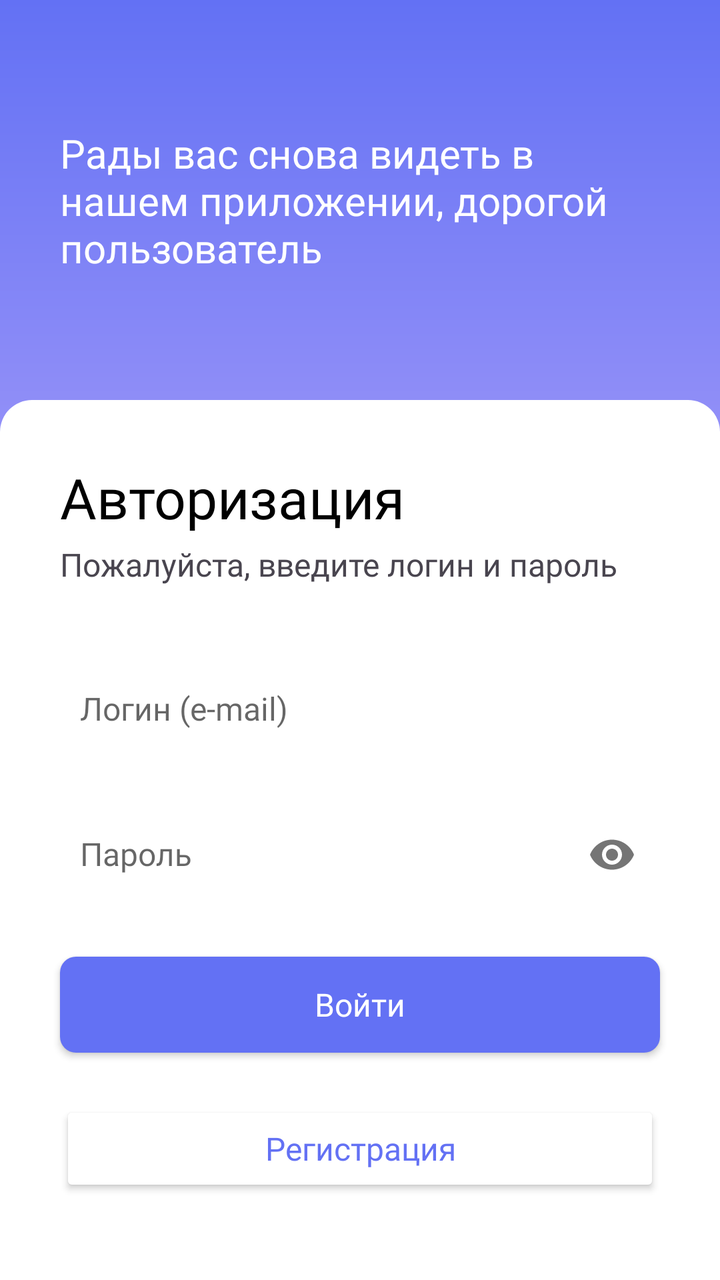
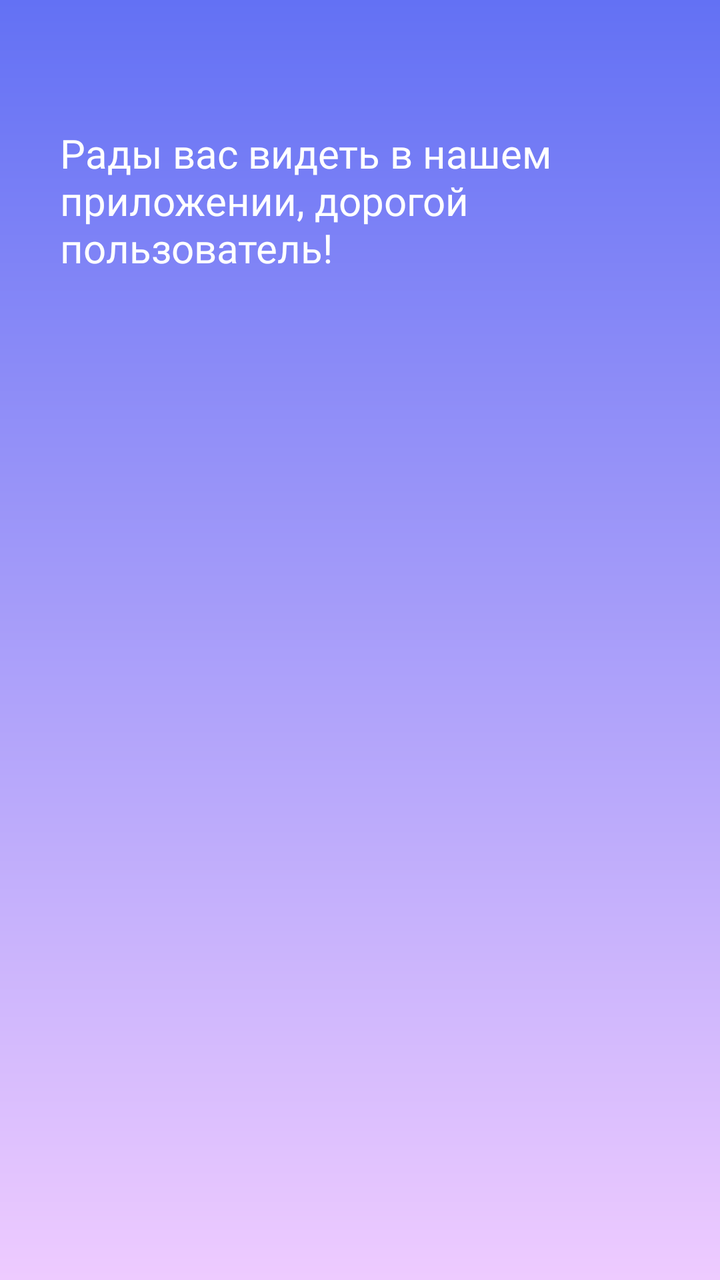

An Android layout rendered at two revisions. The XML below is the earlier revision; the diff shows what the commit changed to produce the second picture.
<!-- AndroidManifest.xml: application theme Theme.Usmeshka_Groovy -->
<!-- res/layout/authorisation_fragment.xml -->
<?xml version="1.0" encoding="utf-8"?>
<androidx.constraintlayout.widget.ConstraintLayout xmlns:android="http://schemas.android.com/apk/res/android"
    xmlns:app="http://schemas.android.com/apk/res-auto"
    xmlns:tools="http://schemas.android.com/tools"
    android:id="@+id/registration_all"
    android:layout_width="match_parent"
    android:layout_height="match_parent"
    android:background="@drawable/gradient_for_background"
    android:orientation="vertical"
    tools:ignore="InvalidId">

    <androidx.constraintlayout.widget.Guideline
        android:id="@+id/guideline_end"
        android:layout_width="wrap_content"
        android:layout_height="wrap_content"
        android:orientation="vertical"
        app:layout_constraintGuide_end="30dp" />

    <androidx.constraintlayout.widget.Guideline
        android:id="@+id/guideline_start"
        android:layout_width="wrap_content"
        android:layout_height="wrap_content"
        android:orientation="vertical"
        app:layout_constraintGuide_begin="30dp" />

    <TextView
        android:id="@+id/greeting"
        android:layout_width="0dp"
        android:layout_height="wrap_content"
        android:fontFamily="@font/roboto_bold"
        android:text="@string/greeting"
        android:textColor="@color/white"
        android:textSize="20sp"
        app:layout_constraintBottom_toTopOf="@id/auth_email_login"
        app:layout_constraintEnd_toEndOf="@id/guideline_end"
        app:layout_constraintStart_toStartOf="@id/guideline_start"
        app:layout_constraintTop_toTopOf="parent" />

    <LinearLayout
        android:id="@+id/loading"
        android:layout_width="match_parent"
        android:layout_height="match_parent"
        android:layout_marginTop="200dp"
        android:background="@drawable/bottomsheet_bg"
        android:orientation="vertical"
        android:visibility="gone"
        android:gravity="center"
        app:behavior_hideable="false"
        app:layout_behavior="com.google.android.material.bottomsheet.BottomSheetBehavior"
        app:layout_constraintStart_toStartOf="parent">
        <ProgressBar
            android:layout_width="wrap_content"
            android:layout_height="wrap_content"
            android:indeterminate="true"
            android:indeterminateTintMode="src_atop"
            android:indeterminateTint="@color/blue_top"/>
        <TextView
            android:layout_width="wrap_content"
            android:layout_height="wrap_content"
            android:text="@string/loading"
            android:textColor="@color/black"
            android:layout_marginTop="12dp"
            android:textSize="18sp"/>
    </LinearLayout>

    <LinearLayout
        android:id="@+id/auth_email_login"
        android:layout_width="match_parent"
        android:layout_height="match_parent"
        android:layout_marginTop="200dp"
        android:background="@drawable/bottomsheet_bg"
        android:orientation="vertical"
        android:visibility="visible"
        app:behavior_hideable="false"
        app:layout_behavior="com.google.android.material.bottomsheet.BottomSheetBehavior"
        app:layout_constraintStart_toStartOf="parent">

        <TextView
            android:id="@+id/authorisation"
            android:layout_width="wrap_content"
            android:layout_height="wrap_content"
            android:layout_marginHorizontal="30dp"
            android:layout_marginTop="30dp"
            android:fontFamily="@font/roboto_bold"
            android:text="@string/authorisation"
            android:textColor="@color/black"
            android:textSize="28sp"
            app:layout_constraintStart_toStartOf="@id/guideline_start"
            app:layout_constraintTop_toTopOf="parent" />

        <TextView
            android:id="@+id/enter_login_password_auth"
            android:layout_width="wrap_content"
            android:layout_height="wrap_content"
            android:layout_marginHorizontal="30dp"
            android:layout_marginTop="4dp"
            android:fontFamily="@font/roboto_bold"
            android:text="@string/enter_login_password"
            android:textColor="@color/dark_grey"
            android:textSize="16sp" />


        <com.google.android.material.textfield.TextInputLayout
            android:id="@+id/input_layout_login"
            android:layout_width="match_parent"
            android:layout_height="wrap_content"
            android:layout_marginTop="24dp"
            app:boxStrokeColor="@color/gray"
            app:hintTextColor="@color/light_gray">

            <com.google.android.material.textfield.TextInputEditText
                android:id="@+id/login"
                android:layout_width="match_parent"
                android:layout_height="wrap_content"
                android:hint="@string/login"
                style="@style/EdittextStyleWithDescription"
                android:inputType="textEmailAddress" />
        </com.google.android.material.textfield.TextInputLayout>

        <com.google.android.material.textfield.TextInputLayout
            android:id="@+id/input_layout_password"
            android:layout_width="match_parent"
            android:layout_height="wrap_content"
            android:layout_marginTop="8dp"
            app:boxStrokeColor="@color/gray"
            app:hintTextColor="@color/light_gray"
            app:passwordToggleEnabled="true">

            <com.google.android.material.textfield.TextInputEditText
                android:id="@+id/password"
                android:layout_width="match_parent"
                android:layout_height="wrap_content"
                android:hint="@string/password"
                style="@style/EdittextStyleWithDescription"
                android:inputType="textPassword" />
        </com.google.android.material.textfield.TextInputLayout>

        <Button
            android:id="@+id/next_btn_auth"
            style="@style/ButtonBlueText16White"
            android:layout_width="match_parent"
            android:layout_height="wrap_content"
            android:layout_marginHorizontal="30dp"
            android:layout_marginTop="24dp"
            android:fontFamily="@font/roboto_medium"
            android:text="@string/enter"
            android:textAllCaps="false"
            android:textSize="16sp" />

        <Button
            android:id="@+id/reg_btn"
            style="@style/ButtonSecondary"
            android:layout_width="match_parent"
            android:layout_height="wrap_content"
            android:layout_marginHorizontal="30dp"
            android:layout_marginTop="24dp"
            android:fontFamily="@font/roboto_medium"
            android:paddingVertical="10dp"
            android:text="@string/registration"
            android:textAllCaps="false"
            android:textSize="16sp" />

    </LinearLayout>
</androidx.constraintlayout.widget.ConstraintLayout>
<!-- resources referenced by this layout -->
<resources>
  <color name="black">#FF000000</color>
  <color name="blue_top">#6371F4</color>
  <color name="dark_grey">#49454F</color>
  <color name="gray">#9a9a9a</color>
  <color name="light_gray">#DFDFDF</color>
  <color name="white">#FFFFFFFF</color>
  <!-- drawable bottomsheet_bg (drawable) -->
  <?xml version="1.0" encoding="utf-8"?>
  <shape xmlns:android="http://schemas.android.com/apk/res/android">
      <solid android:color="@color/white" />
  
      <corners
          android:topLeftRadius="16dp"
          android:topRightRadius="16dp" />
  </shape>
  <!-- drawable gradient_for_background (drawable) -->
  <?xml version="1.0" encoding="utf-8"?>
  <shape xmlns:android="http://schemas.android.com/apk/res/android">
  <gradient
      android:startColor="@color/blue_top"
      android:endColor="@color/purpule_bottom"
      android:angle="145"
  />
  </shape>
  <string name="authorisation">Авторизация</string>
  <string name="enter">Войти</string>
  <string name="enter_login_password">Пожалуйста, введите логин и пароль</string>
  <string name="greeting">Рады вас снова видеть в нашем приложении, дорогой пользователь</string>
  <string name="loading">Загрузка...</string>
  <string name="login">Логин (e-mail)</string>
  <string name="password">Пароль</string>
  <string name="registration">Регистрация</string>
  <style name="ButtonBlueText16White">
          <item name="cornerRadius">54dp</item>
          <item name="android:textColor">@color/white</item>
          <item name="android:textSize">20sp</item>
          <item name="android:layout_gravity">center_horizontal</item>
          <item name="android:background">@drawable/enabled_disabled_btn</item>
          <item name="android:textAllCaps">false</item>
      </style>
  <style name="ButtonSecondary">
          <item name="android:textColor">@color/blue_top</item>
          <item name="android:textSize">16sp</item>
          <item name="android:layout_gravity">center_horizontal</item>
          <item name="android:backgroundTint">@color/white</item>
          <item name="android:textAllCaps">false</item>
          <item name="android:textAlignment">center</item>
          <item name="android:paddingVertical">14dp</item>
      </style>
  <style name="Theme.Usmeshka_Groovy" parent="Base.Theme.TestAppShop" />
  <color name="purpule_bottom">#EECBFF</color>
  <!-- drawable enabled_disabled_btn (drawable) -->
  <?xml version="1.0" encoding="utf-8"?>
  <selector xmlns:android="http://schemas.android.com/apk/res/android">
      <item android:state_enabled="false">
          <shape android:shape="rectangle">
              <corners android:radius="54dp" />
              <solid android:color="@color/lb_grey" /> 
          </shape>
      </item>
      <item android:state_enabled="true">
          <shape android:shape="rectangle">
              <corners android:radius="8dp" />
              <solid android:color="@color/blue_top" /> 
          </shape>
      </item>
  </selector>
  <!-- drawable cursor (drawable) -->
  <?xml version="1.0" encoding="utf-8"?>
  <shape xmlns:android="http://schemas.android.com/apk/res/android" >
      <size android:width="2dp"
          android:height="16dp"/>
      <solid android:color="@color/blue_top"  />
      <corners android:radius="2dp"/>
  </shape>
  <style name="Base.Theme.TestAppShop" parent="Theme.MaterialComponents.DayNight.NoActionBar.Bridge">
          <item name="colorPrimary">@color/blue_top</item>
          <item name="android:windowFullscreen">false</item>
          <item name="android:windowContentOverlay">@null</item>
          <item name="android:fitsSystemWindows">true</item>
          <item name="android:actionBarStyle">@style/MyActionBar</item>
      </style>
  <style name="MyActionBar" parent="@android:style/Widget.Holo.Light.ActionBar">
          <item name="android:background">@color/blue_top</item>
      </style>
  <!-- unchanged entries left out for length: 1 -->
</resources>

<!-- the commit's change to res/layout/authorisation_fragment.xml (unified diff, before → after) -->
@@ -42,25 +42,27 @@
         android:layout_height="match_parent"
         android:layout_marginTop="200dp"
         android:background="@drawable/bottomsheet_bg"
+        android:gravity="center"
         android:orientation="vertical"
         android:visibility="gone"
-        android:gravity="center"
         app:behavior_hideable="false"
         app:layout_behavior="com.google.android.material.bottomsheet.BottomSheetBehavior"
         app:layout_constraintStart_toStartOf="parent">
+
         <ProgressBar
             android:layout_width="wrap_content"
             android:layout_height="wrap_content"
             android:indeterminate="true"
-            android:indeterminateTintMode="src_atop"
-            android:indeterminateTint="@color/blue_top"/>
+            android:indeterminateTint="@color/blue_top"
+            android:indeterminateTintMode="src_atop" />
+
         <TextView
             android:layout_width="wrap_content"
             android:layout_height="wrap_content"
+            android:layout_marginTop="12dp"
             android:text="@string/loading"
             android:textColor="@color/black"
-            android:layout_marginTop="12dp"
-            android:textSize="18sp"/>
+            android:textSize="18sp" />
     </LinearLayout>
 
     <LinearLayout
@@ -70,7 +72,7 @@
         android:layout_marginTop="200dp"
         android:background="@drawable/bottomsheet_bg"
         android:orientation="vertical"
-        android:visibility="visible"
+        android:visibility="gone"
         app:behavior_hideable="false"
         app:layout_behavior="com.google.android.material.bottomsheet.BottomSheetBehavior"
         app:layout_constraintStart_toStartOf="parent">
@@ -110,10 +112,10 @@
 
             <com.google.android.material.textfield.TextInputEditText
                 android:id="@+id/login"
+                style="@style/EdittextStyleWithDescription"
                 android:layout_width="match_parent"
                 android:layout_height="wrap_content"
                 android:hint="@string/login"
-                style="@style/EdittextStyleWithDescription"
                 android:inputType="textEmailAddress" />
         </com.google.android.material.textfield.TextInputLayout>
 
@@ -128,10 +130,10 @@
 
             <com.google.android.material.textfield.TextInputEditText
                 android:id="@+id/password"
+                style="@style/EdittextStyleWithDescription"
                 android:layout_width="match_parent"
                 android:layout_height="wrap_content"
                 android:hint="@string/password"
-                style="@style/EdittextStyleWithDescription"
                 android:inputType="textPassword" />
         </com.google.android.material.textfield.TextInputLayout>
 
@@ -161,4 +163,5 @@
             android:textSize="16sp" />
 
     </LinearLayout>
+
 </androidx.constraintlayout.widget.ConstraintLayout>
<!-- resource entries referenced after the edit -->
@@ -27,7 +27,7 @@
   <string name="authorisation">Авторизация</string>
   <string name="enter">Войти</string>
   <string name="enter_login_password">Пожалуйста, введите логин и пароль</string>
-  <string name="greeting">Рады вас снова видеть в нашем приложении, дорогой пользователь</string>
+  <string name="greeting">Рады вас видеть в нашем приложении, дорогой пользователь!</string>
   <string name="loading">Загрузка...</string>
   <string name="login">Логин (e-mail)</string>
   <string name="password">Пароль</string>
